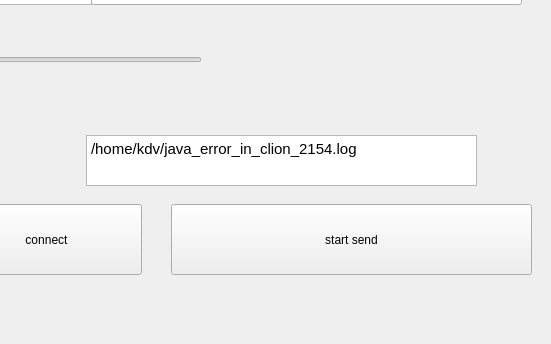
Qt form UI_files/download_window_2.ui (kdv2001/OnlyFiles) before a commit; both pictures show x 89 to 640 and y 116 to 460 of the 640 by 460 pixel window.
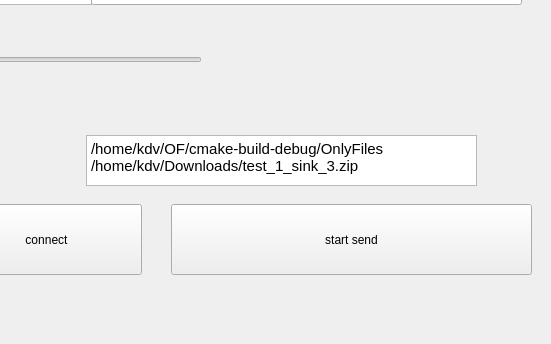
The same form after that commit.

Patch:
```diff
--- a/UI_files/download_window_2.ui
+++ b/UI_files/download_window_2.ui
@@ -109,8 +109,7 @@
 &lt;html&gt;&lt;head&gt;&lt;meta name=&quot;qrichtext&quot; content=&quot;1&quot; /&gt;&lt;style type=&quot;text/css&quot;&gt;
 p, li { white-space: pre-wrap; }
 &lt;/style&gt;&lt;/head&gt;&lt;body style=&quot; font-family:'Ubuntu'; font-size:11pt; font-weight:400; font-style:normal;&quot;&gt;
-&lt;p style=&quot; margin-top:0px; margin-bottom:0px; margin-left:0px; margin-right:0px; -qt-block-indent:0; text-indent:0px;&quot;&gt;/home/kdv/java_error_in_clion_2154.log&lt;/p&gt;
-&lt;p style=&quot;-qt-paragraph-type:empty; margin-top:0px; margin-bottom:0px; margin-left:0px; margin-right:0px; -qt-block-indent:0; text-indent:0px;&quot;&gt;&lt;br /&gt;&lt;/p&gt;&lt;/body&gt;&lt;/html&gt;</string>
+&lt;p style=&quot; margin-top:0px; margin-bottom:0px; margin-left:0px; margin-right:0px; -qt-block-indent:0; text-indent:0px;&quot;&gt;/home/kdv/OF/cmake-build-debug/OnlyFiles&lt;br /&gt;/home/kdv/Downloads/test_1_sink_3.zip&lt;/p&gt;&lt;/body&gt;&lt;/html&gt;</string>
      </property>
     </widget>
    </widget>
```
